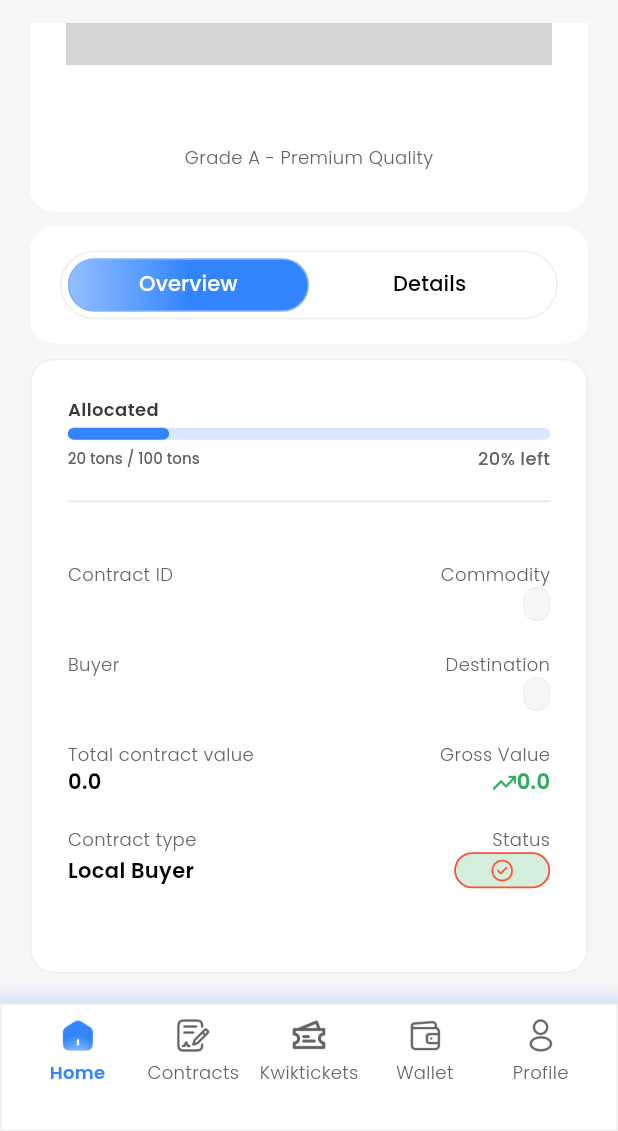
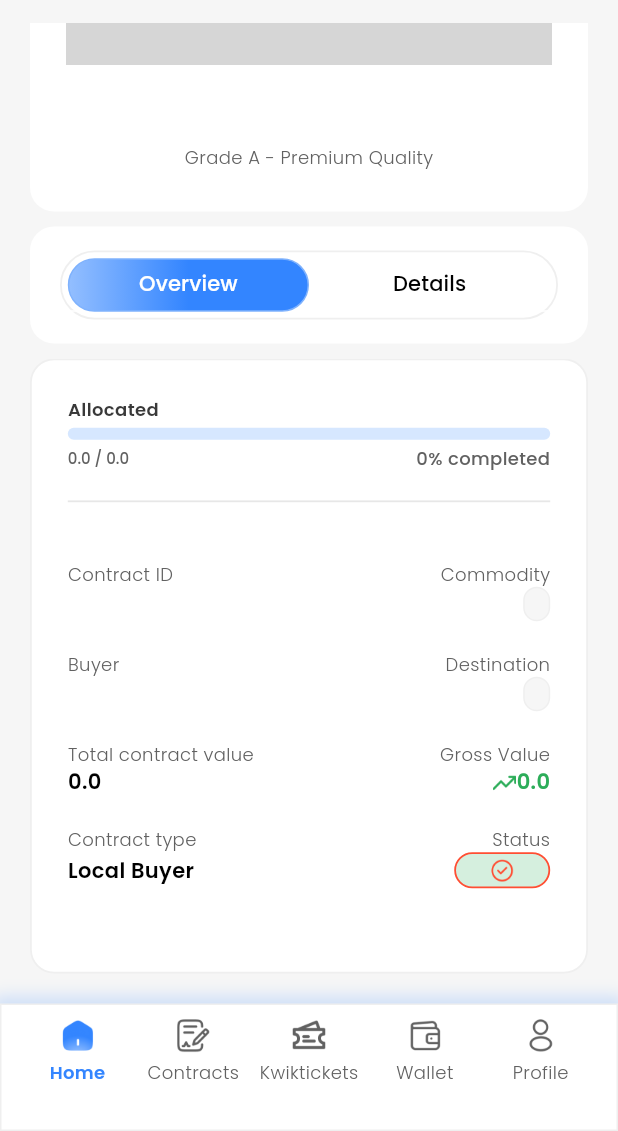
Before and after one commit to mosesdcoder/kwikport-mobile, a Flutter app: the ContractDetailsScreen screen opened directly with empty values, scrolled down 244 dp, on a phone screen of 412 x 824 dp, the part 105-1236 px from its top. Run offline on Flutter 3.47's test engine with Material 3 defaults, Android fonts, the phone set to English and light mode, and no system bars; our stand-ins replace dotted_border, dropdown_button2, flutter_countdown_timer, fluttertoast, hexcolor, image_picker and 5 more; missing offline and left inert: country_flags, flutter_overlay_loader, overlay_loader_with_app_icon, swipe_refresh; accounts and stored records are empty; network calls fail; statements that could not run were skipped; grey boxes are pictures that could not be loaded.

Commit message:
fixed_login

```diff
--- a/lib/api/utils/utils.dart
+++ b/lib/api/utils/utils.dart
@@ -11,7 +11,7 @@ import 'package:kwik_port/main.dart';
 import 'package:kwik_port/ui/onboarding/auth/login_screen.dart';
 import 'package:shared_preferences/shared_preferences.dart';
 
-const String baseUrl = 'http://api-user.kwikports.com/v1';
+const String baseUrl = 'https://api-user.kwikports.com/v1';
 
 // http://api-user.kwikports.com/swagger/index.html
 class HttpService {
--- a/lib/ui/home/contracts/contract_details_screen.dart
+++ b/lib/ui/home/contracts/contract_details_screen.dart
@@ -12,13 +12,9 @@ import 'package:kwik_port/utils/text/textstyle.dart';
 
 class ContractDetailsScreen extends StatefulWidget {
   final ContractModel contract;
-  // final int contractStatus;
-  // final String? contractId; // or String depending on your backend response
 
   const ContractDetailsScreen({
     super.key,
-    // required this.contractId,
-    // required this.contractStatus,
     required this.contract,
   });
 
@@ -30,16 +26,11 @@ class _ContractDetailsScreenState extends State<ContractDetailsScreen>
     with SingleTickerProviderStateMixin {
   late TabController _tabController;
   late String contractId;
+
   @override
   void initState() {
     super.initState();
     _tabController = TabController(length: 2, vsync: this);
-    // contractId = widget.contractId!;
-    // Optional: if you plan to fetch contract details from API
-    // WidgetsBinding.instance.addPostFrameCallback((_) {
-    //   Provider.of<ContractDetailsApi>(context, listen: false)
-    //       .fetchContractDetails(widget.contractId);
-    // });
   }
 
   @override
@@ -91,8 +82,6 @@ class _ContractDetailsScreenState extends State<ContractDetailsScreen>
                         Positioned(
                           top: 35,
                           right: 17,
-                          // bottom: 0,
-                          // left: 0,
                           child: Container(
                             height: 25,
                             width: 48,
@@ -111,8 +100,6 @@ class _ContractDetailsScreenState extends State<ContractDetailsScreen>
                             ),
                             child: Text(
                               "${widget.contract.contractStatus}",
-                              // ? "Active"
-                              // : "Closed",
                               style: kwikTextStlye(
                                 10.0,
                                 FontWeight.w500,
@@ -159,6 +146,7 @@ class _ContractDetailsScreenState extends State<ContractDetailsScreen>
                 child: contractDetailsTabBar(_tabController),
               ),
               SizedBox(height: 10),
+
               SizedBox(
                 height: 410,
                 child: TabBarView(
@@ -191,16 +179,30 @@ class _ContractDetailsScreenState extends State<ContractDetailsScreen>
                             ),
                           ),
                           SizedBox(height: 4),
+
+                          // -------- DYNAMIC PROGRESS BAR ----------
+                          Builder(builder: (_) {
+                            double progress = 0.0;
+
+                            if (widget.contract.totalAmount != 0) {
+                              progress = widget.contract.fulfilledQuantity! /
+                                  widget.contract.totalAmount!;
+                            }
+
+                            return Column(
+                              crossAxisAlignment: CrossAxisAlignment.start,
+                              children: [
                                 LinearProgressIndicator(
                                   backgroundColor: HexColor("#D6E7FF"),
                                   minHeight: 8,
-                            value: 0.21,
+                                  value: progress.clamp(0.0, 1.0),
                                   borderRadius: BorderRadius.circular(12),
                                   color: colorCodes.azureBlue,
                                 ),
                                 SizedBox(height: 4),
                                 Row(
-                            mainAxisAlignment: MainAxisAlignment.spaceBetween,
+                                  mainAxisAlignment:
+                                  MainAxisAlignment.spaceBetween,
                                   children: [
                                     RichText(
                                       textAlign: TextAlign.center,
@@ -211,16 +213,19 @@ class _ContractDetailsScreenState extends State<ContractDetailsScreen>
                                           fontWeight: FontWeight.w500,
                                           color: colorCodes.graniteGrey,
                                         ),
-
                                         children: [
-                                    TextSpan(text: "20 tons"),
+                                          TextSpan(
+                                              text:
+                                              "${widget.contract.fulfilledQuantity}"),
                                           TextSpan(text: " / "),
-                                    TextSpan(text: "100 tons"),
+                                          TextSpan(
+                                              text:
+                                              "${widget.contract.totalAmount}"),
                                         ],
                                       ),
                                     ),
                                     Text(
-                                "20% left",
+                                      "${(progress * 100).toStringAsFixed(0)}% completed",
                                       style: kwikTextStlye(
                                         12.0,
                                         FontWeight.w500,
@@ -229,6 +234,11 @@ class _ContractDetailsScreenState extends State<ContractDetailsScreen>
                                     ),
                                   ],
                                 ),
+                              ],
+                            );
+                          }),
+                          // ------------------------------------------
+
                           SizedBox(height: 12),
                           SizedBox(
                             width: 358,
@@ -251,9 +261,9 @@ class _ContractDetailsScreenState extends State<ContractDetailsScreen>
                             "Buyer",
                             "Destination",
                             "${widget.contract.buyerSpecification?.buyerName ?? "N/A"}",
-
                             widget.contract.destinationCountry,
                           ),
+
                           SizedBox(height: 20),
                           Row(
                             mainAxisAlignment: MainAxisAlignment.spaceBetween,
@@ -334,7 +344,7 @@ class _ContractDetailsScreenState extends State<ContractDetailsScreen>
                               Text(
                                 widget.contract.contractType == 1
                                     ? "International Buyer"
-                                    : "Local Buyer", //  "Freight on board (FOB)",
+                                    : "Local Buyer",
                                 style: kwikTextStlye(
                                   14.0,
                                   FontWeight.w600,
@@ -370,7 +380,6 @@ class _ContractDetailsScreenState extends State<ContractDetailsScreen>
                                           ? colorCodes.mediumSeaGreen
                                           : colorCodes.portlandOrange,
                                     ),
-
                                     Text(
                                       "${widget.contract.contractStatus}",
                                       style: kwikTextStlye(
@@ -387,6 +396,8 @@ class _ContractDetailsScreenState extends State<ContractDetailsScreen>
                         ],
                       ),
                     ),
+
+                    // ---- DETAILS TAB ----
                     Column(
                       children: [
                         Container(
@@ -415,14 +426,13 @@ class _ContractDetailsScreenState extends State<ContractDetailsScreen>
                               contractDetailHeadingAndSubtitletwo(
                                 "Moisture Content",
                                 "Bean Count",
-                                "${widget.contract.buyerSpecification?.moistureContent ?? "N/A"}", //   "≤7.5%",
+                                "${widget.contract.buyerSpecification?.moistureContent ?? "N/A"}",
                                 "${widget.contract.buyerSpecification?.commodityCountPerMeasurement ?? "N/A"}",
                               ),
                               SizedBox(height: 10),
                               contractDetailHeadingAndSubtitletwo(
                                 "Buyer",
                                 "Destination",
-
                                 widget.contract.buyerSpecification?.buyerName ??
                                     "N/A",
                                 widget.contract.destinationCountry,
@@ -473,13 +483,11 @@ class _ContractDetailsScreenState extends State<ContractDetailsScreen>
                                   Text(
                                     "${widget.contract.buyerSpecification?.buyerPricePerUnit ?? "N/A"}",
                                     style: TextStyle(
-                                      fontFamily: "",
                                       fontSize: 14.0,
                                       fontWeight: FontWeight.w600,
                                       color: colorCodes.black,
                                     ),
                                   ),
-
                                   Text(
                                     "${widget.contract.pricePerUnitInUSD}",
                                     style: kwikTextStlye(
@@ -498,8 +506,8 @@ class _ContractDetailsScreenState extends State<ContractDetailsScreen>
                           Navigator.push(
                             context,
                             MaterialPageRoute(
-                              builder:
-                                  (context) => ContractDetailsDeliveredScreen(
+                              builder: (context) =>
+                                  ContractDetailsDeliveredScreen(
                                     contract: widget.contract,
                                   ),
                             ),
@@ -525,17 +533,13 @@ class _ContractDetailsScreenState extends State<ContractDetailsScreen>
       height: 50,
       width: 179,
       padding: EdgeInsets.symmetric(horizontal: 4, vertical: 4),
-
       decoration: BoxDecoration(
         color: colorCodes.white,
         borderRadius: BorderRadius.circular(100),
         border: Border.all(width: 1.2, color: colorCodes.antiFlashWhite),
       ),
       child: TabBar(
-        // indicatorColor: colorCodes.teaGreen,
-        // labelPadding: const EdgeInsets.symmetric(vertical: 12),
         indicatorSize: TabBarIndicatorSize.tab,
-
         labelColor: colorCodes.white,
         labelStyle: const TextStyle(
           fontFamily: 'Poppins',
@@ -547,13 +551,7 @@ class _ContractDetailsScreenState extends State<ContractDetailsScreen>
           fontFamily: 'Poppins',
           fontSize: 14.0,
           fontWeight: FontWeight.w500,
-          // color: colorCodes
         ),
-
-        // indicatorPadding: const EdgeInsets.symmetric(
-        //   vertical: 4,
-        //   horizontal: 4,
-        // ),
         indicator: BoxDecoration(
           borderRadius: BorderRadius.circular(100),
           border: Border.all(color: colorCodes.frenchSkyBlue),
@@ -566,7 +564,6 @@ class _ContractDetailsScreenState extends State<ContractDetailsScreen>
               colorCodes.azureBlue,
             ],
           ),
-          color: colorCodes.white,
         ),
         controller: _tabController,
         tabs: [Tab(text: "Overview"), Tab(text: "Details")],
--- a/lib/ui/home/contracts/kwikticket_created_successfully.dart
+++ b/lib/ui/home/contracts/kwikticket_created_successfully.dart
@@ -321,7 +321,7 @@ class _KwikticketCreatedSuccessfullyState
                     ),
                     SizedBox(height: 20),
                     contractDetailHeadingAndSubtitle(
-                      "Duration ",
+                      "Contract Duration ",
                       "Time",
                       "${widget.kwikticket.deadline?.day} Days",
 
--- a/lib/ui/onboarding/auth/login_screen.dart
+++ b/lib/ui/onboarding/auth/login_screen.dart
@@ -96,7 +96,7 @@ class _LoginScreenState extends State<LoginScreen> {
           Column(
             crossAxisAlignment: CrossAxisAlignment.start,
             children: [
-              backnavButton(context),
+             // backnavButton(context),
               SizedBox(height: 27),
               Text(
                 'Welcome Back!',
```
Lines whose indentation alone changed are shown as unchanged.
